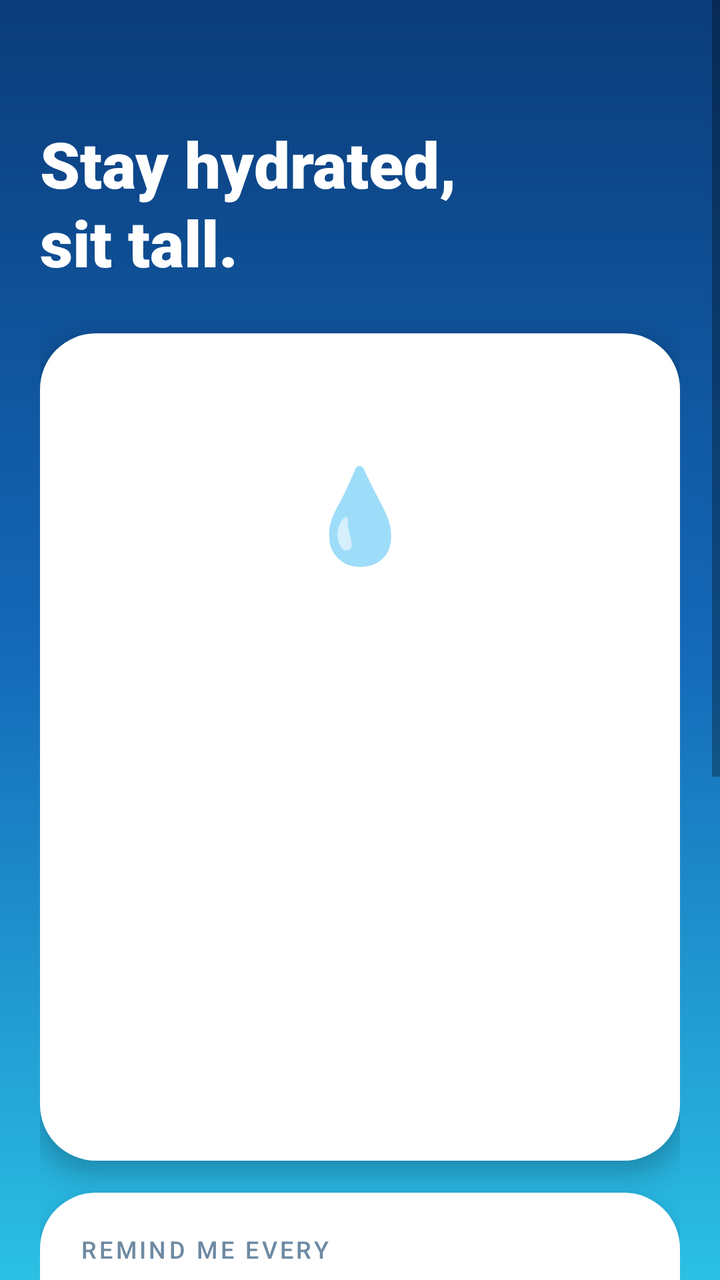
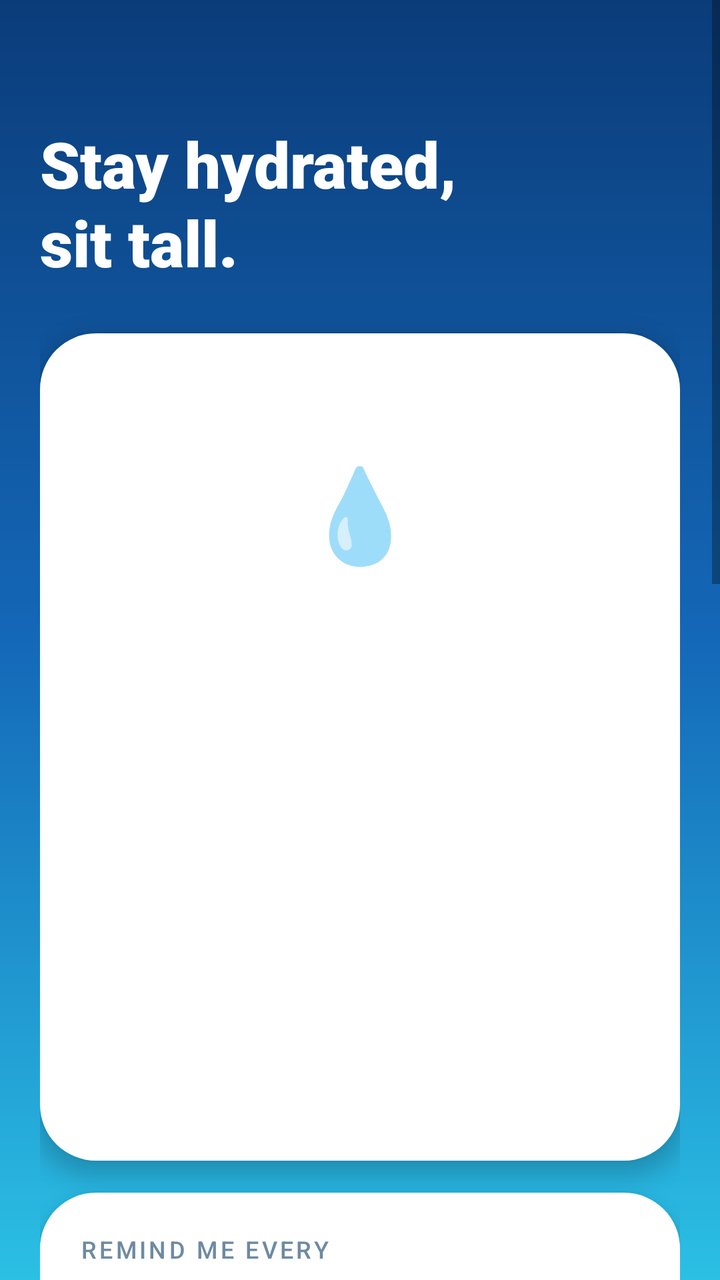

An Android layout rendered at two revisions. The XML below is the earlier revision; the diff shows what the commit changed to produce the second picture.
<!-- AndroidManifest.xml: application theme AppTheme -->
<!-- res/layout/activity_main.xml -->
<?xml version="1.0" encoding="utf-8"?>
<ScrollView xmlns:android="http://schemas.android.com/apk/res/android"
    android:layout_width="match_parent"
    android:layout_height="match_parent"
    android:background="@drawable/bg_main"
    android:fillViewport="true">

    <LinearLayout
        android:layout_width="match_parent"
        android:layout_height="wrap_content"
        android:orientation="vertical"
        android:paddingStart="20dp"
        android:paddingEnd="20dp"
        android:paddingTop="36dp"
        android:paddingBottom="32dp">

        
        <TextView
            android:id="@+id/greeting"
            android:layout_width="wrap_content"
            android:layout_height="wrap_content"
            android:textColor="#CCE9FF"
            android:textSize="15sp"
            android:fontFamily="sans-serif-medium" />

        <TextView
            android:layout_width="wrap_content"
            android:layout_height="wrap_content"
            android:layout_marginTop="4dp"
            android:text="Stay hydrated,\nsit tall."
            android:textColor="#FFFFFF"
            android:textSize="32sp"
            android:lineSpacingExtra="2dp"
            android:fontFamily="sans-serif-black" />

        
        <LinearLayout
            android:id="@+id/heroCard"
            android:layout_width="match_parent"
            android:layout_height="wrap_content"
            android:layout_marginTop="24dp"
            android:background="@drawable/bg_card"
            android:elevation="6dp"
            android:gravity="center_horizontal"
            android:orientation="vertical"
            android:padding="24dp">

            <LinearLayout
                android:id="@+id/toggle"
                android:layout_width="184dp"
                android:layout_height="184dp"
                android:clickable="true"
                android:focusable="true"
                android:elevation="4dp"
                android:gravity="center"
                android:orientation="vertical">

                <TextView
                    android:id="@+id/toggleEmoji"
                    android:layout_width="wrap_content"
                    android:layout_height="wrap_content"
                    android:text="💧"
                    android:textSize="46sp" />

                <TextView
                    android:id="@+id/toggleState"
                    android:layout_width="wrap_content"
                    android:layout_height="wrap_content"
                    android:layout_marginTop="2dp"
                    android:textSize="26sp"
                    android:fontFamily="sans-serif-black" />

                <TextView
                    android:id="@+id/toggleHint"
                    android:layout_width="wrap_content"
                    android:layout_height="wrap_content"
                    android:textSize="12sp"
                    android:fontFamily="sans-serif-medium" />
            </LinearLayout>

            <TextView
                android:id="@+id/status"
                android:layout_width="wrap_content"
                android:layout_height="wrap_content"
                android:layout_marginTop="18dp"
                android:gravity="center"
                android:textColor="#0B2E4F"
                android:textSize="17sp"
                android:fontFamily="sans-serif-medium" />

            <TextView
                android:id="@+id/countdown"
                android:layout_width="wrap_content"
                android:layout_height="wrap_content"
                android:layout_marginTop="2dp"
                android:textColor="#6E8AA3"
                android:textSize="14sp" />

            
            <LinearLayout
                android:layout_width="match_parent"
                android:layout_height="wrap_content"
                android:layout_marginTop="16dp"
                android:orientation="horizontal">

                <TextView
                    android:id="@+id/startTime"
                    android:layout_width="0dp"
                    android:layout_height="wrap_content"
                    android:layout_weight="1"
                    android:layout_marginEnd="6dp"
                    android:gravity="center"
                    android:paddingTop="12dp"
                    android:paddingBottom="12dp"
                                        android:textColor="#FFFFFF"
                    android:textSize="14sp"
                    android:fontFamily="sans-serif-medium" />

                <TextView
                    android:id="@+id/endTime"
                    android:layout_width="0dp"
                    android:layout_height="wrap_content"
                    android:layout_weight="1"
                    android:layout_marginStart="6dp"
                    android:gravity="center"
                    android:paddingTop="12dp"
                    android:paddingBottom="12dp"
                                        android:textColor="#FFFFFF"
                    android:textSize="14sp"
                    android:fontFamily="sans-serif-medium" />
            </LinearLayout>

            
            <LinearLayout
                android:layout_width="match_parent"
                android:layout_height="wrap_content"
                android:layout_marginTop="18dp"
                android:orientation="horizontal">

                <TextView
                    android:id="@+id/statDone"
                    android:layout_width="0dp"
                    android:layout_height="wrap_content"
                    android:layout_weight="1"
                    android:layout_marginEnd="6dp"
                    android:gravity="center"
                    android:paddingTop="12dp"
                    android:paddingBottom="12dp"
                    android:textColor="#0B4F8A"
                    android:textSize="14sp"
                    android:fontFamily="sans-serif-medium" />

                <TextView
                    android:id="@+id/statEvery"
                    android:layout_width="0dp"
                    android:layout_height="wrap_content"
                    android:layout_weight="1"
                    android:layout_marginStart="6dp"
                    android:gravity="center"
                    android:paddingTop="12dp"
                    android:paddingBottom="12dp"
                    android:textColor="#0B4F8A"
                    android:textSize="14sp"
                    android:fontFamily="sans-serif-medium" />
            </LinearLayout>
        </LinearLayout>

        
        <LinearLayout
            android:layout_width="match_parent"
            android:layout_height="wrap_content"
            android:layout_marginTop="16dp"
            android:background="@drawable/bg_card"
            android:elevation="6dp"
            android:orientation="vertical"
            android:padding="20dp">

            <TextView
                android:layout_width="wrap_content"
                android:layout_height="wrap_content"
                android:text="REMIND ME EVERY"
                android:letterSpacing="0.12"
                android:textColor="#6E8AA3"
                android:textSize="12sp"
                android:fontFamily="sans-serif-medium" />

            <LinearLayout
                android:layout_width="match_parent"
                android:layout_height="wrap_content"
                android:layout_marginTop="12dp"
                android:gravity="center"
                android:orientation="horizontal">

                <TextView
                    android:id="@+id/minus"
                    android:layout_width="52dp"
                    android:layout_height="52dp"
                    android:gravity="center"
                    android:text="−"
                    android:textColor="#1468B8"
                    android:textSize="26sp" />

                <LinearLayout
                    android:layout_width="0dp"
                    android:layout_height="wrap_content"
                    android:layout_weight="1"
                    android:gravity="center"
                    android:orientation="vertical">

                    <TextView
                        android:id="@+id/interval"
                        android:layout_width="wrap_content"
                        android:layout_height="wrap_content"
                        android:textColor="#0B2E4F"
                        android:textSize="44sp"
                        android:fontFamily="sans-serif-black" />

                    <TextView
                        android:layout_width="wrap_content"
                        android:layout_height="wrap_content"
                        android:text="minutes"
                        android:textColor="#6E8AA3"
                        android:textSize="13sp" />
                </LinearLayout>

                <TextView
                    android:id="@+id/plus"
                    android:layout_width="52dp"
                    android:layout_height="52dp"
                    android:gravity="center"
                    android:text="+"
                    android:textColor="#1468B8"
                    android:textSize="26sp" />
            </LinearLayout>

            <LinearLayout
                android:id="@+id/presets"
                android:layout_width="match_parent"
                android:layout_height="wrap_content"
                android:layout_marginTop="16dp"
                android:orientation="horizontal" />
        </LinearLayout>

        
        <LinearLayout
            android:layout_width="match_parent"
            android:layout_height="wrap_content"
            android:layout_marginTop="16dp"
            android:background="@drawable/bg_card"
            android:elevation="6dp"
            android:orientation="vertical"
            android:padding="20dp">

            <TextView
                android:layout_width="wrap_content"
                android:layout_height="wrap_content"
                android:text="ALERT STYLE"
                android:letterSpacing="0.12"
                android:textColor="#6E8AA3"
                android:textSize="12sp"
                android:fontFamily="sans-serif-medium" />

            <LinearLayout
                android:id="@+id/alertModes"
                android:layout_width="match_parent"
                android:layout_height="wrap_content"
                android:layout_marginTop="12dp"
                android:orientation="horizontal" />

            <TextView
                android:layout_width="wrap_content"
                android:layout_height="wrap_content"
                android:layout_marginTop="12dp"
                android:text="Plays your alarm tone once. The reminder stays until you tap Done, or Snooze to be reminded again in 5 min."
                android:textColor="#6E8AA3"
                android:textSize="13sp" />
        </LinearLayout>

        
        <TextView
            android:id="@+id/exact"
            android:layout_width="match_parent"
            android:layout_height="wrap_content"
            android:layout_marginTop="16dp"
            android:elevation="6dp"
            android:padding="18dp"
            android:text="⏰  Tap to allow on-time reminders (one-time setup)"
            android:textColor="#5C3B00"
            android:textSize="14sp"
            android:fontFamily="sans-serif-medium"
            android:visibility="gone" />

        <TextView
            android:id="@+id/test"
            android:layout_width="match_parent"
            android:layout_height="wrap_content"
            android:layout_marginTop="20dp"
            android:gravity="center"
            android:padding="16dp"
            android:text="▶  Try a reminder now"
            android:textColor="#FFFFFF"
            android:textSize="16sp"
            android:fontFamily="sans-serif-medium" />

        <TextView
            android:layout_width="match_parent"
            android:layout_height="wrap_content"
            android:layout_marginTop="16dp"
            android:gravity="center"
            android:text="Silent in Airplane mode and Do Not Disturb.\nFollows your alert slider: Silent · Vibrate · Ring."
            android:textColor="#CCE9FF"
            android:textSize="12sp" />
    </LinearLayout>
</ScrollView>
<!-- resources referenced by this layout -->
<resources>
  <!-- drawable bg_card (drawable) -->
  <?xml version="1.0" encoding="utf-8"?>
  <shape xmlns:android="http://schemas.android.com/apk/res/android">
      <solid android:color="#FFFFFFFF" />
      <corners android:radius="28dp" />
  </shape>
  <!-- drawable bg_main (drawable) -->
  <?xml version="1.0" encoding="utf-8"?>
  <shape xmlns:android="http://schemas.android.com/apk/res/android">
      <gradient
          android:angle="300"
          android:startColor="#0B3C7A"
          android:centerColor="#1468B8"
          android:endColor="#2BC0E4"
          android:type="linear" />
  </shape>
  <style name="AppTheme" parent="android:Theme.Material.Light.NoActionBar">
          <item name="android:statusBarColor">#F4F9FC</item>
          <item name="android:windowLightStatusBar">true</item>
          <item name="android:colorAccent">#1A7FB8</item>
      </style>
</resources>

<!-- the commit's change to res/layout/activity_main.xml (unified diff, before → after) -->
@@ -302,13 +302,32 @@
             android:textSize="16sp"
             android:fontFamily="sans-serif-medium" />
 
-        <TextView
-            android:layout_width="match_parent"
-            android:layout_height="wrap_content"
-            android:layout_marginTop="16dp"
-            android:gravity="center"
-            android:text="Silent in Airplane mode and Do Not Disturb.\nFollows your alert slider: Silent · Vibrate · Ring."
-            android:textColor="#CCE9FF"
-            android:textSize="12sp" />
+        
+        <LinearLayout
+            android:layout_width="match_parent"
+            android:layout_height="wrap_content"
+            android:layout_marginTop="20dp"
+            android:background="@drawable/bg_info"
+            android:orientation="vertical"
+            android:padding="18dp">
+
+            <TextView
+                android:layout_width="wrap_content"
+                android:layout_height="wrap_content"
+                android:text="HOW IT WORKS"
+                android:letterSpacing="0.12"
+                android:textColor="#FFFFFF"
+                android:textSize="12sp"
+                android:fontFamily="sans-serif-medium" />
+
+            <TextView
+                android:layout_width="match_parent"
+                android:layout_height="wrap_content"
+                android:layout_marginTop="10dp"
+                android:lineSpacingExtra="4dp"
+                android:text="🗓  Reminders ring every day between your Start and End time, on a fixed timetable.\n     Example: start 9:00, every 30 min → 9:00, 9:30, 10:00 …\n\n🌙  It never rings while Do Not Disturb or Airplane mode is on. Those slots are simply skipped.\n\n🔁  When you switch them off, it continues on the same timetable.\n     Example: DND ends at 9:05 → next reminder at 9:30.\n\n🎚  Follows your alert slider: Silent = nothing, Vibrate = buzz only, Ring = sound."
+                android:textColor="#E6F4FF"
+                android:textSize="13sp" />
+        </LinearLayout>
     </LinearLayout>
 </ScrollView>
<!-- resource entries referenced after the edit -->
@@ -5,6 +5,13 @@
   <shape xmlns:android="http://schemas.android.com/apk/res/android">
       <solid android:color="#FFFFFFFF" />
       <corners android:radius="28dp" />
+  </shape>
+  <!-- drawable bg_info (drawable) -->
+  <?xml version="1.0" encoding="utf-8"?>
+  <shape xmlns:android="http://schemas.android.com/apk/res/android">
+      <solid android:color="#26FFFFFF" />
+      <stroke android:width="1dp" android:color="#55FFFFFF" />
+      <corners android:radius="24dp" />
   </shape>
   <!-- drawable bg_main (drawable) -->
   <?xml version="1.0" encoding="utf-8"?>
